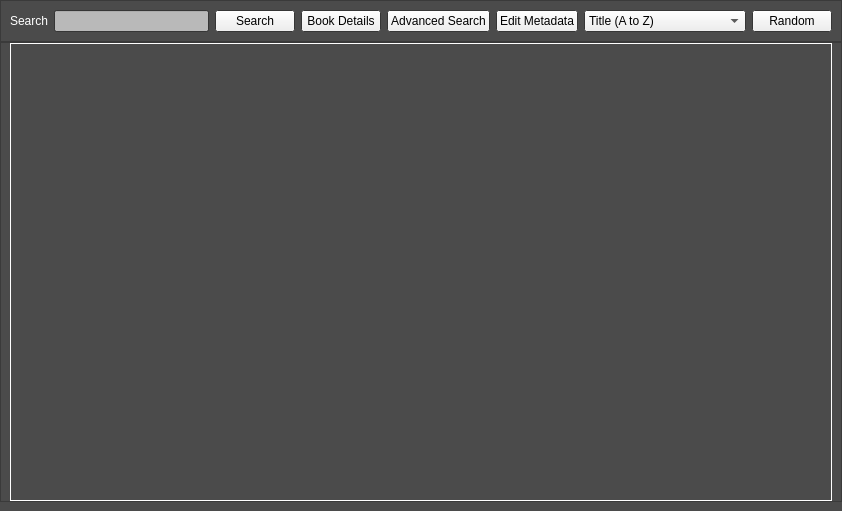
This is ui/main_window.ui in rexosorous/manga-viewer as Qt 5 draws it before an edit. The edited form follows.
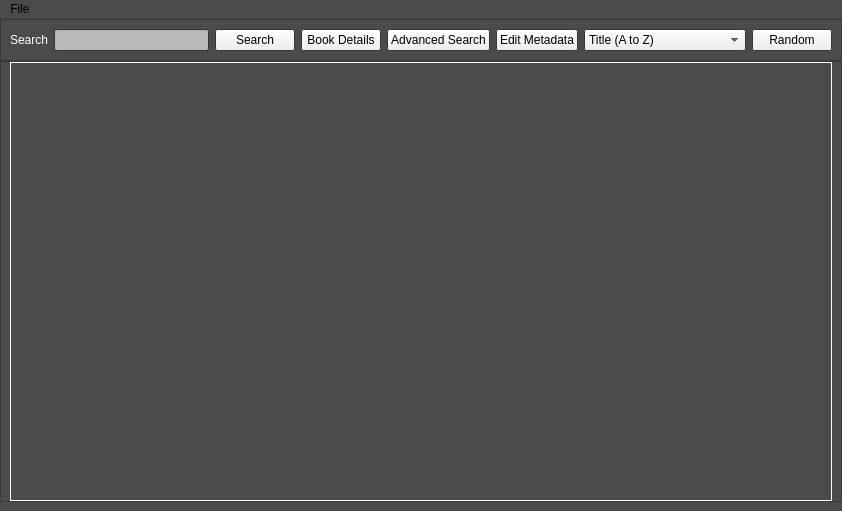
This is the edited form.

Commit message: made some ui changes and added a hack solution for scaling book spines

Diff of the .ui file:
```diff
--- a/ui/main_window.ui
+++ b/ui/main_window.ui
@@ -305,12 +305,6 @@
        </property>
        <item>
         <widget class="QScrollArea" name="bookshelf_area">
-         <property name="maximumSize">
-          <size>
-           <width>1542</width>
-           <height>16777215</height>
-          </size>
-         </property>
          <property name="frameShape">
           <enum>QFrame::Box</enum>
          </property>
@@ -326,7 +320,7 @@
             <x>0</x>
             <y>0</y>
             <width>820</width>
-            <height>433</height>
+            <height>434</height>
            </rect>
           </property>
           <layout class="QGridLayout" name="bookshelf"/>
@@ -344,9 +338,20 @@
      <x>0</x>
      <y>0</y>
      <width>842</width>
-     <height>22</height>
+     <height>21</height>
     </rect>
    </property>
+   <widget class="QMenu" name="menuFile">
+    <property name="title">
+     <string>File</string>
+    </property>
+    <addaction name="actionScan_For_New_Books"/>
+    <addaction name="actionChange_Directory"/>
+    <addaction name="separator"/>
+    <addaction name="actionBackup_Database"/>
+    <addaction name="actionLoad_Database"/>
+   </widget>
+   <addaction name="menuFile"/>
   </widget>
  </widget>
  <resources/>
```
Left out of the diff: 20 changed lines with no effect on the pictures. The commit also changes 7 other files.
